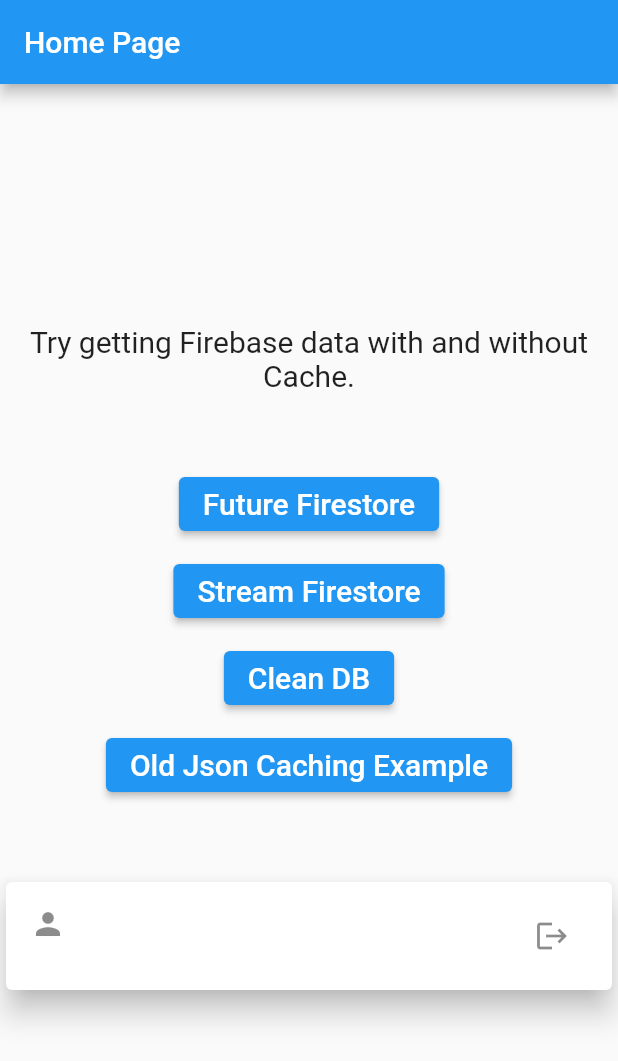
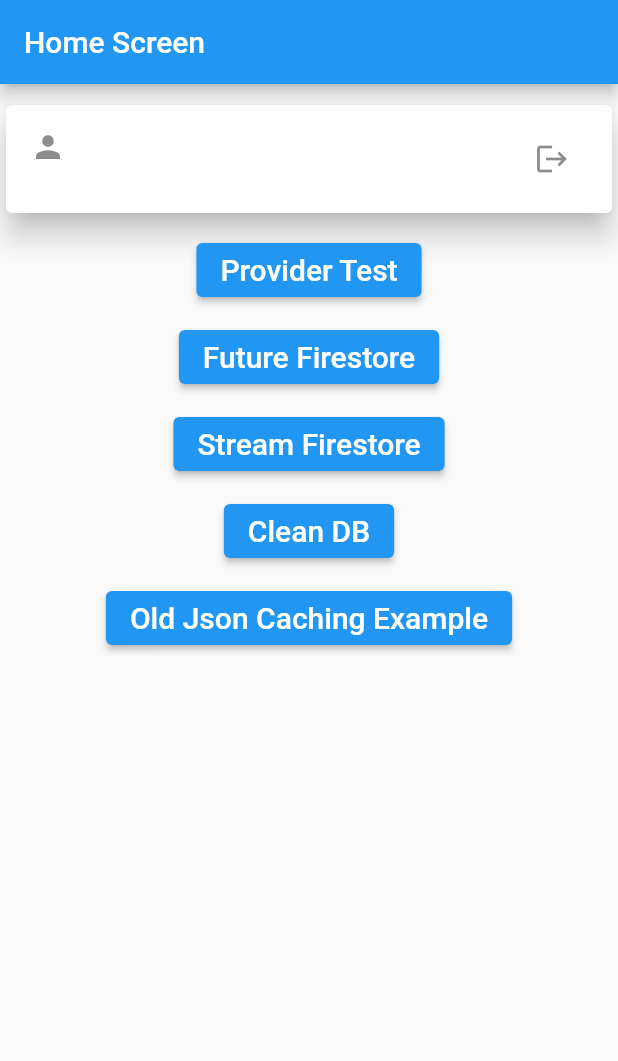
Before and after one commit to smartforce-io/flutter-caching, a Flutter app: the HomePage screen opened directly with empty values, on a phone screen of 412 x 824 dp. Shown: the top 1061 px of the screen. Run offline on Flutter 3.47's test engine with Material 2 defaults, Android fonts, the light colour scheme and no system bars; our stand-ins replace cloud_firestore, firebase_auth, firebase_core, google_sign_in, sqflite; accounts and stored records are empty.

Commit message:
refacotred code a bit (nothing changed)

```diff
--- a/lib/provider/database.dart
+++ b/lib/backend/database.dart
@@ -1,5 +1,5 @@
 import 'package:fetchingapp/model/data_model.dart';
-import 'package:fetchingapp/provider/sql_queries.dart';
+import 'package:fetchingapp/backend/sql_queries.dart';
 import 'package:flutter/foundation.dart';
 import 'package:path/path.dart';
 import 'package:sqflite/sqflite.dart';
@@ -33,7 +33,6 @@
     batch.insert('cache', item, conflictAlgorithm: ConflictAlgorithm.replace);
   }
   await batch.commit(noResult: true);
-  print('batch insert complete');
 }
 
 // add entry
@@ -48,7 +47,6 @@
         conflictAlgorithm: ConflictAlgorithm.replace);
   }
   await batch.commit(noResult: true);
-  print('batch insert complete');
 }
 
 Future cleanDB() async {
--- a/lib/provider/sql_queries.dart
+++ b/lib/backend/sql_queries.dart
@@ -20,7 +20,3 @@
   String dropCacheTable = 'DROP TABLE cache';
   String dropJsonTable = 'DROP TABLE jsoncache';
 }
-
-void main() {
-  print(Queries().createCacheTable + Queries().jsonCache);
-}
--- a/lib/main.dart
+++ b/lib/main.dart
@@ -1,5 +1,5 @@
-import 'package:fetchingapp/screen/home_page.dart';
-import 'package:fetchingapp/screen/login_page.dart';
+import 'package:fetchingapp/screens/home.dart';
+import 'package:fetchingapp/screens/login.dart';
 import 'package:firebase_auth/firebase_auth.dart';
 import 'package:flutter/material.dart';
 import 'package:firebase_core/firebase_core.dart';
--- a/lib/screen/home_page.dart
+++ b/lib/screens/home.dart
@@ -1,9 +1,10 @@
-import 'package:fetchingapp/provider/database.dart';
-import 'package:fetchingapp/provider/google_authentication.dart';
-import 'package:fetchingapp/screen/firestore_stream.dart';
-import 'package:fetchingapp/screen/firestore_future.dart';
-import 'package:fetchingapp/screen/json_caching.dart';
-import 'package:fetchingapp/screen/login_page.dart';
+import 'package:fetchingapp/backend/database.dart';
+import 'package:fetchingapp/backend/google_authentication.dart';
+import 'package:fetchingapp/screens/firestore_stream.dart';
+import 'package:fetchingapp/screens/firestore_future.dart';
+import 'package:fetchingapp/screens/json_caching.dart';
+import 'package:fetchingapp/screens/login.dart';
+import 'package:fetchingapp/screens/provider_test.dart';
 import 'package:firebase_auth/firebase_auth.dart';
 import 'package:flutter/material.dart';
 
@@ -17,19 +18,18 @@
     return Scaffold(
       appBar: AppBar(
         automaticallyImplyLeading: false,
-        title: const Text('Home Page'),
+        title: const Text('Home Screen'),
       ),
-      body: Center(
-          child: Column(
-        mainAxisAlignment: MainAxisAlignment.center,
-        crossAxisAlignment: CrossAxisAlignment.center,
+      body: Column(
         children: [
-          const Text(
-            'Try getting Firebase data with and without Cache.',
-            style: TextStyle(fontSize: 20),
-            textAlign: TextAlign.center,
-          ),
-          const SizedBox(height: 50),
+          const SizedBox(height: 10),
+          userProfileCard(context: context, user: user),
+          const SizedBox(height: 10),
+          testSectionButton(
+              context: context,
+              name: 'Provider Test',
+              widget: ProviderTestPage()),
+          const SizedBox(height: 10),
           testSectionButton(
               context: context,
               name: 'Future Firestore',
@@ -46,10 +46,9 @@
               context: context,
               name: 'Old Json Caching Example',
               widget: const JsonPage()),
-          const SizedBox(height: 50),
-          userProfileCard(context: context, user: user)
+          const SizedBox(height: 10),
         ],
-      )),
+      ),
     );
   }
 }
--- a/lib/screen/json_caching.dart
+++ b/lib/screens/json_caching.dart
@@ -1,5 +1,5 @@
 import 'package:flutter/material.dart';
-import 'package:fetchingapp/provider/api.dart';
+import 'package:fetchingapp/backend/api.dart';
 
 class JsonPage extends StatefulWidget {
   const JsonPage({Key? key}) : super(key: key);
--- a/lib/screen/login_page.dart
+++ b/lib/screens/login.dart
@@ -1,5 +1,5 @@
-import 'package:fetchingapp/provider/google_authentication.dart';
-import 'package:fetchingapp/screen/home_page.dart';
+import 'package:fetchingapp/backend/google_authentication.dart';
+import 'package:fetchingapp/screens/home.dart';
 import 'package:flutter/material.dart';
 
 class LoginPage extends StatefulWidget {
```
Also changed, not shown: lib/backend/api.dart (renamed from lib/provider/api.dart, +2 -5 lines), lib/screen/firestore_future.dart (deleted, +0 -123 lines), lib/screen/firestore_stream.dart (deleted, +0 -103 lines), lib/screens/firestore_future.dart (added, +83 -0 lines), lib/screens/firestore_stream.dart (added, +94 -0 lines), lib/screens/provider_test.dart (added, +38 -0 lines), lib/backend/google_authentication.dart (renamed from lib/provider/google_authentication.dart).
